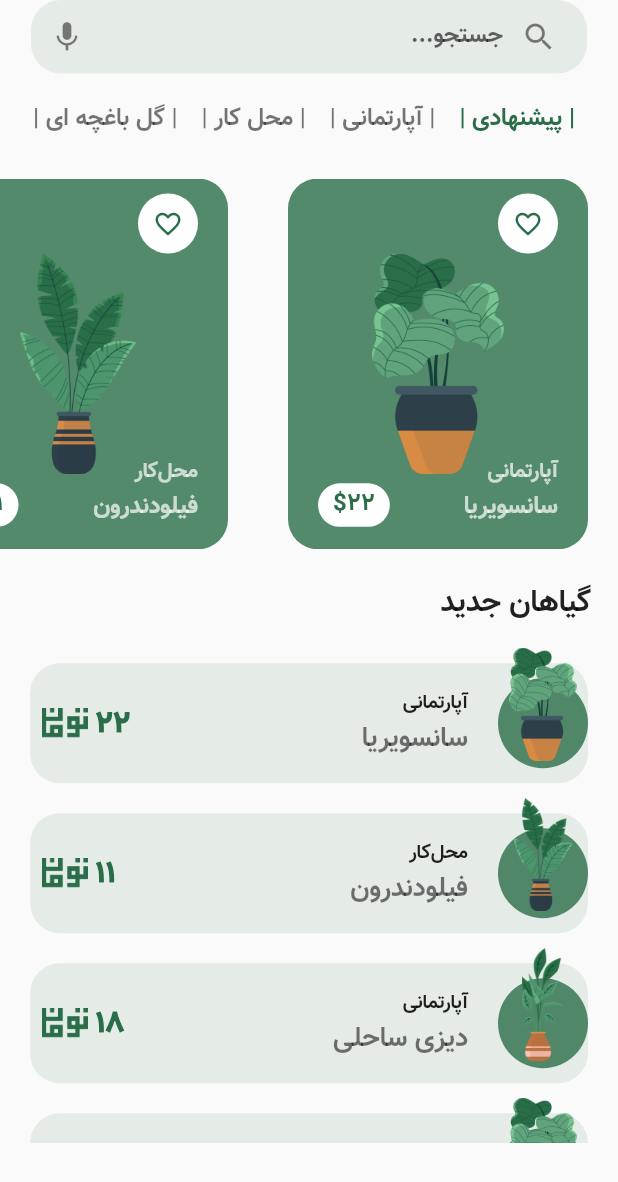
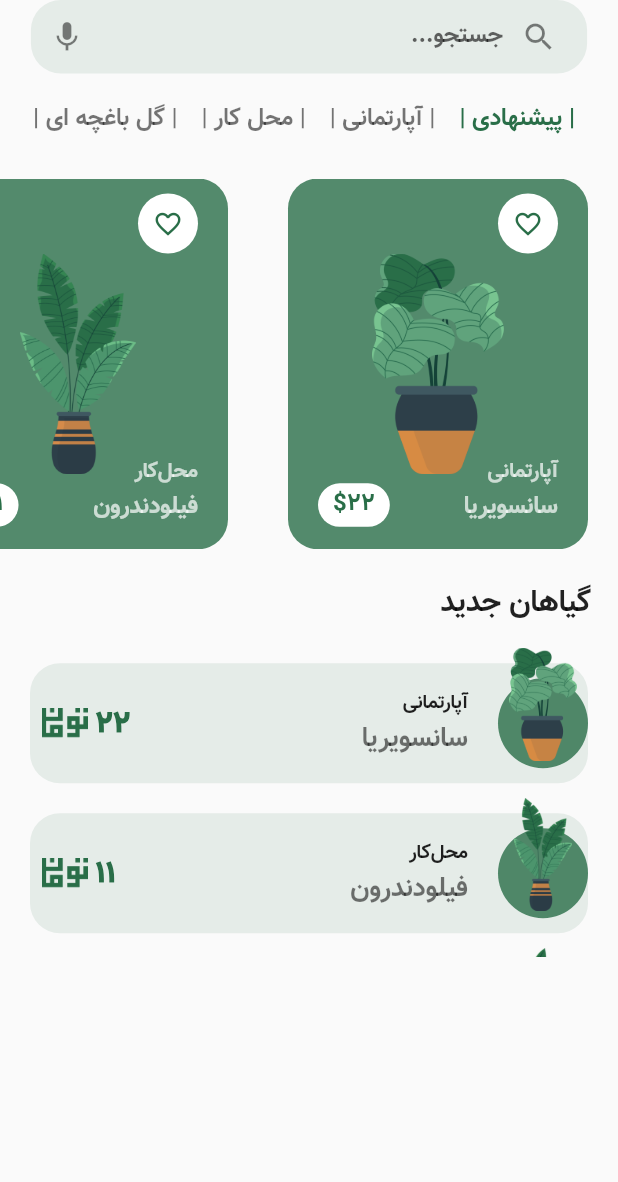
Before and after one commit to imanshbb/plant_app_ui, a Flutter app: the HomePage screen opened directly, on a phone screen of 412 x 824 dp. Shown: the top 1182 px of the screen. Run offline on Flutter 3.47's test engine with Material 2 defaults, Android fonts, the light colour scheme and no system bars; our stand-ins replace animated_bottom_navigation_bar, page_transition.

Commit message:
finish product 3

```diff
--- a/lib/screens/home_page.dart
+++ b/lib/screens/home_page.dart
@@ -225,7 +225,7 @@ class _HomePageState extends State<HomePage> {
             ),
             //new plant - product 2
             Container(
-              height: size.height * 0.4,
+              height: size.height * 0.25,
               padding: const EdgeInsets.symmetric(horizontal: 20.0),
               child: ListView.builder(
                 itemCount: plant.length,
```
